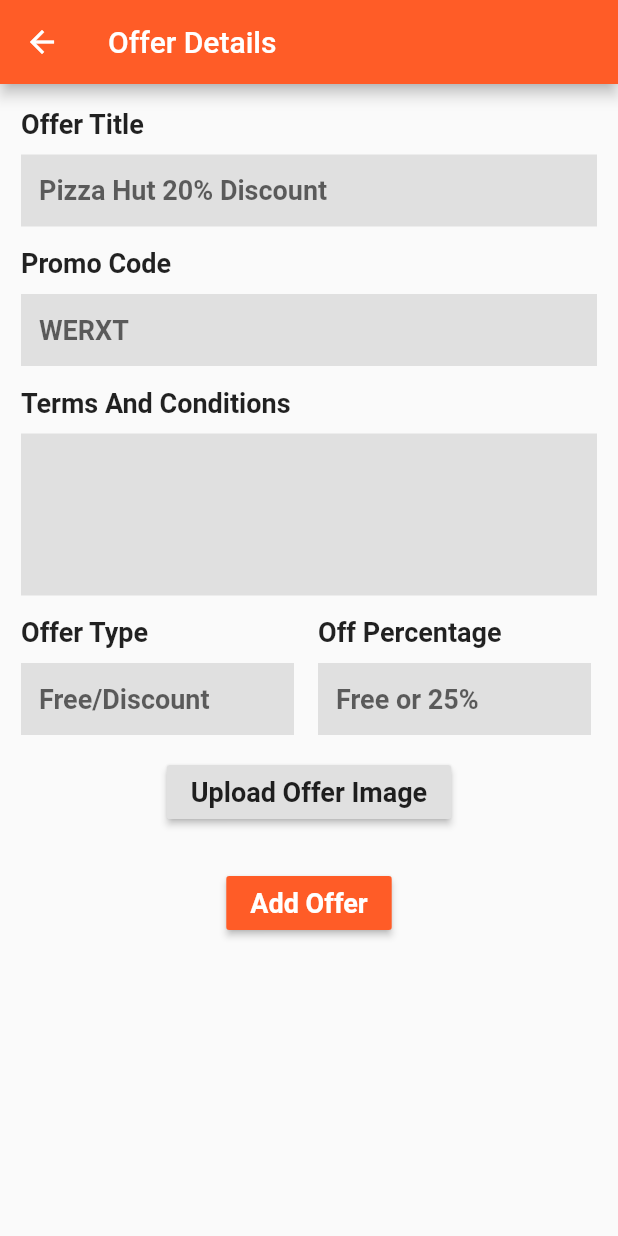
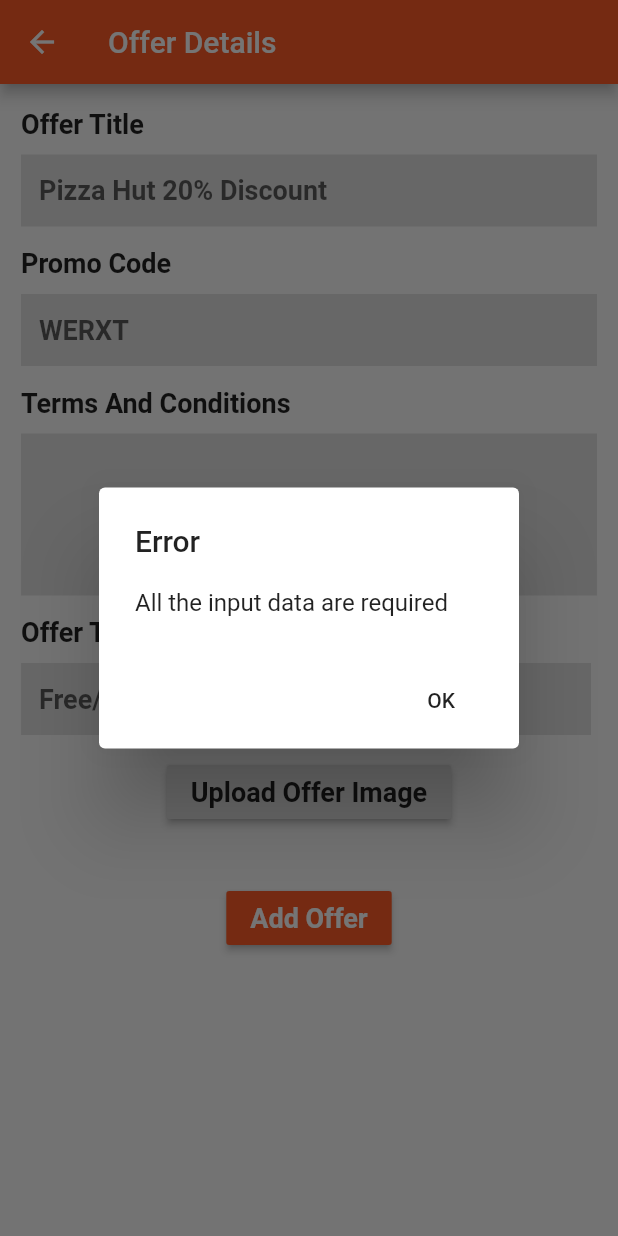
Before and after one commit to imkurmywal/yestolibre_admin, a Flutter app: the AddOffer screen opened directly, after a tap on "Add Offer", on a phone screen of 412 x 824 dp. Run offline on Flutter 3.47's test engine with Material 2 defaults, Android fonts, the phone set to English and light mode, and no system bars; our stand-ins replace carousel_slider, dotted_border, firebase_database, flutter_speed_dial, image_picker; accounts and stored records are empty.

Commit message:
inputs validation s added.

```diff
--- a/lib/src/add_offer.dart
+++ b/lib/src/add_offer.dart
@@ -3,6 +3,7 @@ import 'dart:io';
 import 'package:flutter/material.dart';
 import 'package:image_picker/image_picker.dart';
 import 'package:yestolibre_admin/src/models/offer.dart';
+import 'package:yestolibre_admin/widgets/alert.dart';
 
 class AddOffer extends StatefulWidget {
   Offer offer;
@@ -176,12 +177,17 @@ class _AddOfferState extends State<AddOffer> {
                 height: 10,
               ),
               _image != null
-                  ? Container(
-                      height: 200,
-                      // width: 200,
-                      child: _image,
+                  ? Center(
+                      child: Container(
+                        height: 200,
+                        // width: 200,
+                        child: _image,
+                      ),
                     )
                   : Text(""),
+              SizedBox(
+                height: 10,
+              ),
               Row(
                 mainAxisAlignment: MainAxisAlignment.center,
                 children: [
@@ -195,7 +201,16 @@ class _AddOfferState extends State<AddOffer> {
                             fontWeight: FontWeight.w700,
                             color: Colors.white),
                       ),
-                      onPressed: () {},
+                      onPressed: () {
+                        if (!runValidation()) {
+                          Alert.shared.showError(
+                              context: context,
+                              message: "All the input data are required",
+                              title: "Error");
+                          return;
+                        }
+                        print("image saved.");
+                      },
                     ),
                   )
                 ],
@@ -215,4 +230,18 @@ class _AddOfferState extends State<AddOffer> {
       border: InputBorder.none,
     );
   }
+
+  bool runValidation() {
+    if (_offerTitle.text.length == 0 ||
+        _code.text.length == 0 ||
+        _type.text.length == 0 ||
+        _termsAndConditions.text.length == 0 ||
+        _offPercent.text.length == 0) {
+      return false;
+    }
+    if (_image == null) {
+      return false;
+    }
+    return true;
+  }
 }
--- /dev/null
+++ b/lib/widgets/alert.dart
@@ -0,0 +1,29 @@
+import 'package:flutter/material.dart';
+
+class Alert {
+  static Alert shared = Alert();
+
+  showError({BuildContext context, String message, String title}) {
+    // set up the button
+    Widget cancelButton = FlatButton(
+      child: Text("OK"),
+      onPressed: () {
+        Navigator.of(context).pop();
+      },
+    );
+    // set up the AlertDialog
+    AlertDialog alert = AlertDialog(
+      title: Text(title),
+      content: Text(message),
+      actions: [cancelButton],
+    );
+
+    // show the dialog
+    showDialog(
+      context: context,
+      builder: (BuildContext context) {
+        return alert;
+      },
+    );
+  }
+}
```
Also changed, not shown: lib/src/add_carousel.dart (+12 -1 lines), lib/src/add_partner.dart (+27 -1 lines).
